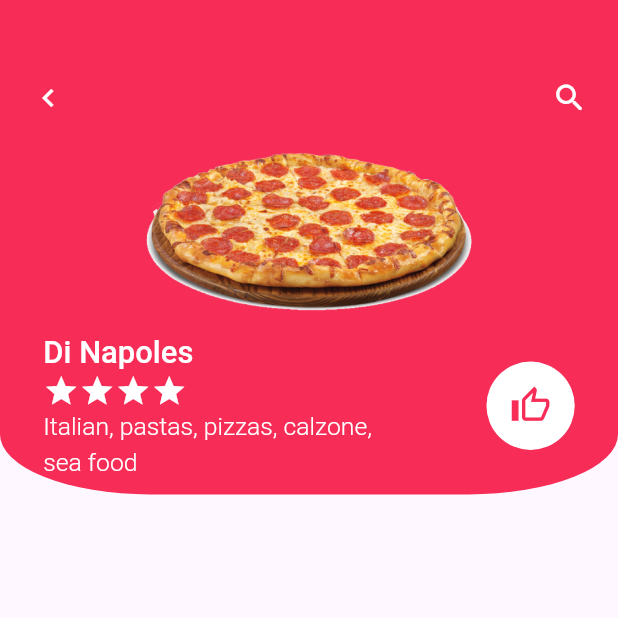
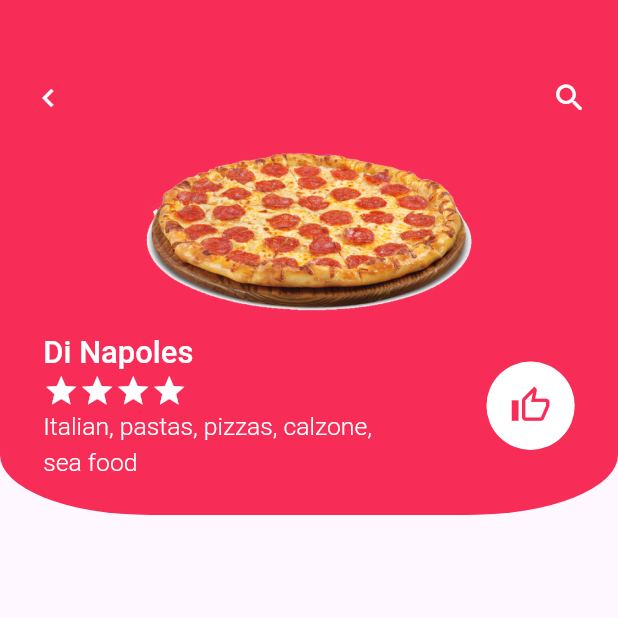
Before and after one commit to hgajipara246/taste_now, a Flutter app: the ProfileScreen screen opened by its route, on a phone screen of 412 x 824 dp, the top half of it. Run offline on Flutter 3.47's test engine with Material 2 defaults, Android fonts, the phone set to English and light mode, and no system bars; our stand-ins replace animated_text_kit, flutter_screenutil, get.

Commit message:
17/7/2023

```diff
--- a/lib/view/profile_page/profile_screen.dart
+++ b/lib/view/profile_page/profile_screen.dart
@@ -1,6 +1,7 @@
 import 'package:flutter/material.dart';
 import 'package:flutter_screenutil/flutter_screenutil.dart';
 import 'package:get/get.dart';
+import 'package:taste_now/utils/routes/routes_name.dart';
 import 'package:taste_now/view/profile_page/profile_controller.dart';
 
 class ProfileScreen extends GetView<ProfileController> {
@@ -12,7 +13,7 @@ class ProfileScreen extends GetView<ProfileController> {
       body: Stack(
         children: [
           Container(
-            height: ScreenUtil().screenHeight / 2.5,
+            height: ScreenUtil().screenHeight / 2.4,
             width: double.infinity,
             decoration: const BoxDecoration(
               color: Color(0xFFF72D57),
@@ -30,7 +31,7 @@ class ProfileScreen extends GetView<ProfileController> {
                   children: [
                     IconButton(
                       onPressed: () {
-                        Get.back;
+                        Get.offNamed(RoutesName.homeScreen);
                       },
                       icon: const Icon(
                         Icons.chevron_left,
```
